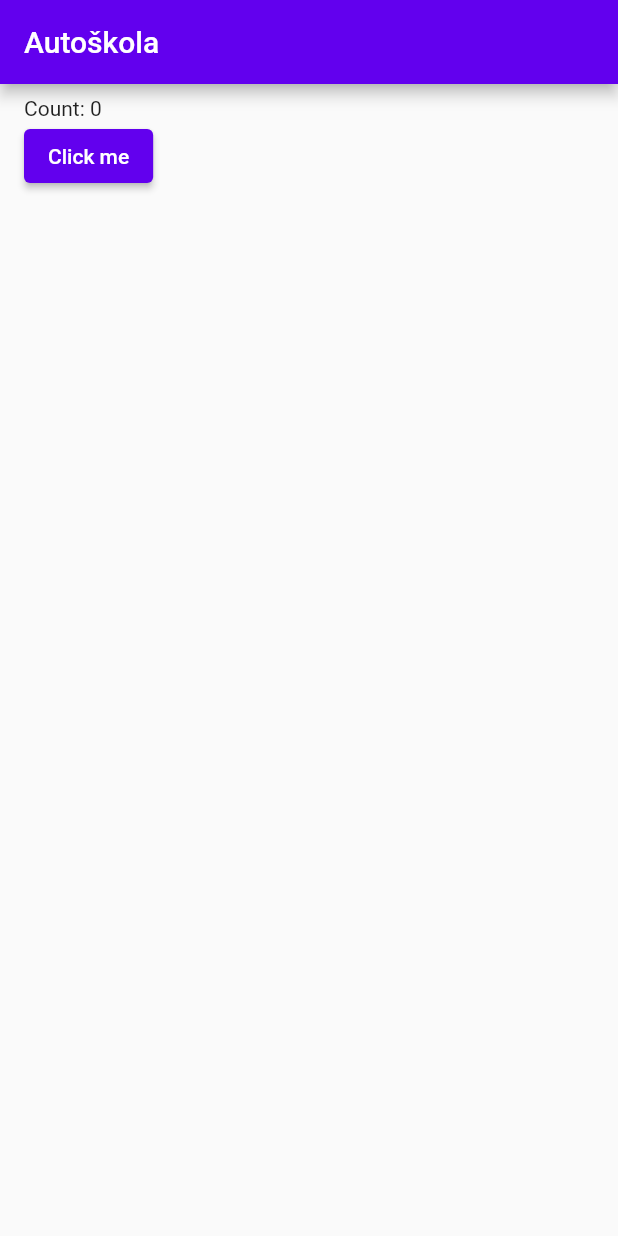
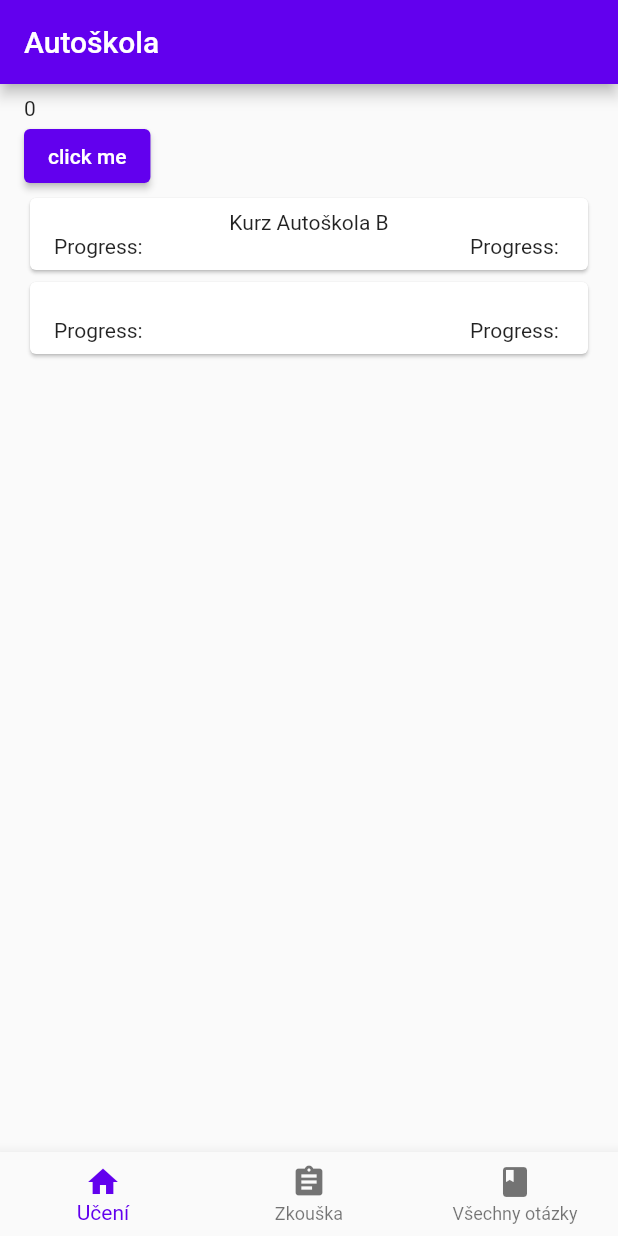
Before and after one commit to TomixUG/drivingschool, a Flutter app: the screen it shows after launch, on a phone screen of 412 x 824 dp. Run offline on Flutter 3.47's test engine with Material 2 defaults, Android fonts, the phone set to English and light mode, and no system bars; our stand-ins replace get.

Commit message:
navigation bar for 3 pages

```diff
--- /dev/null
+++ b/lib/views/allquestions_view/allquestions_view.dart
@@ -0,0 +1,14 @@
+import 'package:drivingschool/views/allquestions_view/allquestions_view_controller.dart';
+import 'package:flutter/material.dart';
+import 'package:get/get.dart';
+
+class AllQuestionsView extends StatelessWidget {
+  AllQuestionsView({super.key});
+
+  AllQuestionsViewController controller = Get.put(AllQuestionsViewController());
+
+  @override
+  Widget build(BuildContext context) {
+    return Text("All questions");
+  }
+}
--- /dev/null
+++ b/lib/views/allquestions_view/allquestions_view_controller.dart
@@ -0,0 +1,3 @@
+import 'package:get/get.dart';
+
+class AllQuestionsViewController extends GetxController {}
--- /dev/null
+++ b/lib/views/exam_view/exam_view.dart
@@ -0,0 +1,14 @@
+import 'package:flutter/material.dart';
+import 'package:get/get.dart';
+import 'exam_view_controller.dart';
+
+class ExamView extends StatelessWidget {
+  ExamView({super.key});
+
+  ExamViewController controller = Get.put(ExamViewController());
+
+  @override
+  Widget build(BuildContext context) {
+    return Text("Exam");
+  }
+}
--- /dev/null
+++ b/lib/views/exam_view/exam_view_controller.dart
@@ -0,0 +1,3 @@
+import 'package:get/get.dart';
+
+class ExamViewController extends GetxController {}
--- a/lib/views/home_view/home_view.dart
+++ b/lib/views/home_view/home_view.dart
@@ -2,10 +2,14 @@ import 'package:drivingschool/views/home_view/home_view_controller.dart';
 import 'package:flutter/material.dart';
 import 'package:get/get.dart';
 
+import '../allquestions_view/allquestions_view.dart';
+import '../exam_view/exam_view.dart';
+import '../overview_view/overview_view.dart';
+
 class HomeView extends StatelessWidget {
   HomeView({super.key});
 
-  HomeViewController homeController = Get.put(HomeViewController());
+  HomeViewController controller = Get.put(HomeViewController());
 
   @override
   Widget build(BuildContext context) {
@@ -13,21 +17,26 @@ class HomeView extends StatelessWidget {
       appBar: AppBar(
         title: const Text("Autoškola"),
       ),
-      body: Container(
-        margin: const EdgeInsets.only(left: 16.0, right: 16.0, top: 8.0, bottom: 8.0),
-        child: Column(
-          mainAxisAlignment: MainAxisAlignment.start,
-          crossAxisAlignment: CrossAxisAlignment.start,
-          children: [
-            Obx(
-              () => Text("Count: ${homeController.clicked}"),
-            ),
-            ElevatedButton(
-              child: const Text("Click me"),
-              onPressed: () {
-                homeController.userClicked();
-              },
-            ),
+      body: SafeArea(
+        child: Obx(
+          () => IndexedStack(
+            index: controller.tabIndex.value,
+            children: [
+              OverviewView(),
+              ExamView(),
+              AllQuestionsView(),
+            ],
+          ),
+        ),
+      ),
+      bottomNavigationBar: Obx(
+        () => BottomNavigationBar(
+          onTap: controller.changeTabIndex,
+          currentIndex: controller.tabIndex.value,
+          items: const [
+            BottomNavigationBarItem(icon: Icon(Icons.home), label: "Učení"),
+            BottomNavigationBarItem(icon: Icon(Icons.assignment), label: "Zkouška"),
+            BottomNavigationBarItem(icon: Icon(Icons.book), label: "Všechny otázky"),
           ],
         ),
       ),
--- a/lib/views/home_view/home_view_controller.dart
+++ b/lib/views/home_view/home_view_controller.dart
@@ -1,10 +1,10 @@
 import 'package:get/get.dart';
-import 'package:get/get_state_manager/get_state_manager.dart';
 
 class HomeViewController extends GetxController {
-  RxInt clicked = 0.obs;
+  var tabIndex = 0.obs;
 
-  void userClicked() {
-    clicked.value += 1;
+  void changeTabIndex(int index) {
+    tabIndex.value = index;
+    update();
   }
 }
--- /dev/null
+++ b/lib/views/overview_view/overview_view.dart
@@ -0,0 +1,72 @@
+import 'package:drivingschool/views/overview_view/overview_view_controller.dart';
+import 'package:flutter/material.dart';
+import 'package:get/get.dart';
+
+class OverviewView extends StatelessWidget {
+  OverviewView({super.key});
+
+  OverviewViewController controller = Get.put(OverviewViewController());
+
+  @override
+  Widget build(BuildContext context) {
+    return Container(
+      margin: const EdgeInsets.only(left: 16.0, right: 16.0, top: 8.0, bottom: 8.0),
+      child: SingleChildScrollView(
+        child: Column(
+          mainAxisAlignment: MainAxisAlignment.start,
+          crossAxisAlignment: CrossAxisAlignment.start,
+          children: [
+            Obx(() => Text("${controller.counter.value}")),
+            ElevatedButton(onPressed: controller.increment, child: Text("click me")),
+            SizedBox(
+              width: double.infinity,
+              child: Card(
+                child: InkWell(
+                  onTap: () {},
+                  child: Container(
+                    margin: const EdgeInsets.only(left: 16.0, right: 16.0, top: 8.0, bottom: 8.0),
+                    child: Column(
+                      children: [
+                        const Text("Kurz Autoškola B"),
+                        Row(
+                          mainAxisAlignment: MainAxisAlignment.spaceBetween,
+                          children: const [
+                            Text("Progress: "),
+                            Text("Progress: "),
+                          ],
+                        ),
+                      ],
+                    ),
+                  ),
+                ),
+              ),
+            ),
+            SizedBox(
+              width: double.infinity,
+              child: Card(
+                child: InkWell(
+                  onTap: () {},
+                  child: Container(
+                    margin: const EdgeInsets.only(left: 16.0, right: 16.0, top: 8.0, bottom: 8.0),
+                    child: Column(
+                      children: [
+                        const Text(""),
+                        Row(
+                          mainAxisAlignment: MainAxisAlignment.spaceBetween,
+                          children: const [
+                            Text("Progress: "),
+                            Text("Progress: "),
+                          ],
+                        ),
+                      ],
+                    ),
+                  ),
+                ),
+              ),
+            ),
+          ],
+        ),
+      ),
+    );
+  }
+}
--- /dev/null
+++ b/lib/views/overview_view/overview_view_controller.dart
@@ -0,0 +1,9 @@
+import 'package:get/get.dart';
+
+class OverviewViewController extends GetxController {
+  var counter = 0.obs;
+
+  void increment() {
+    counter.value += 5;
+  }
+}
```
